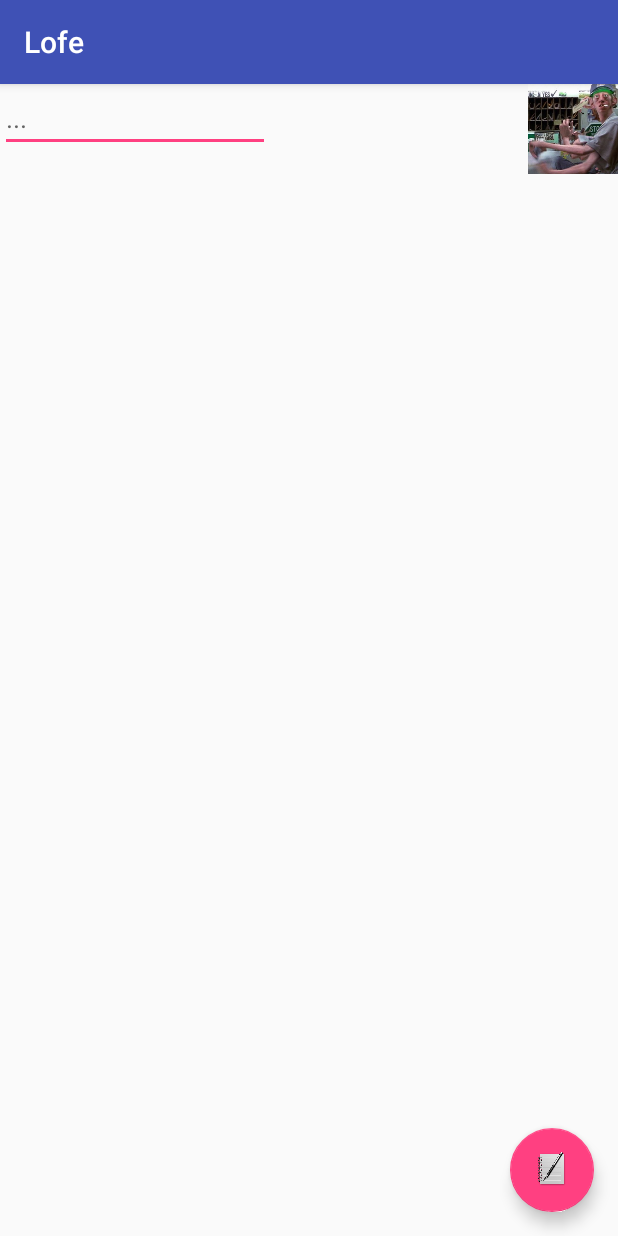
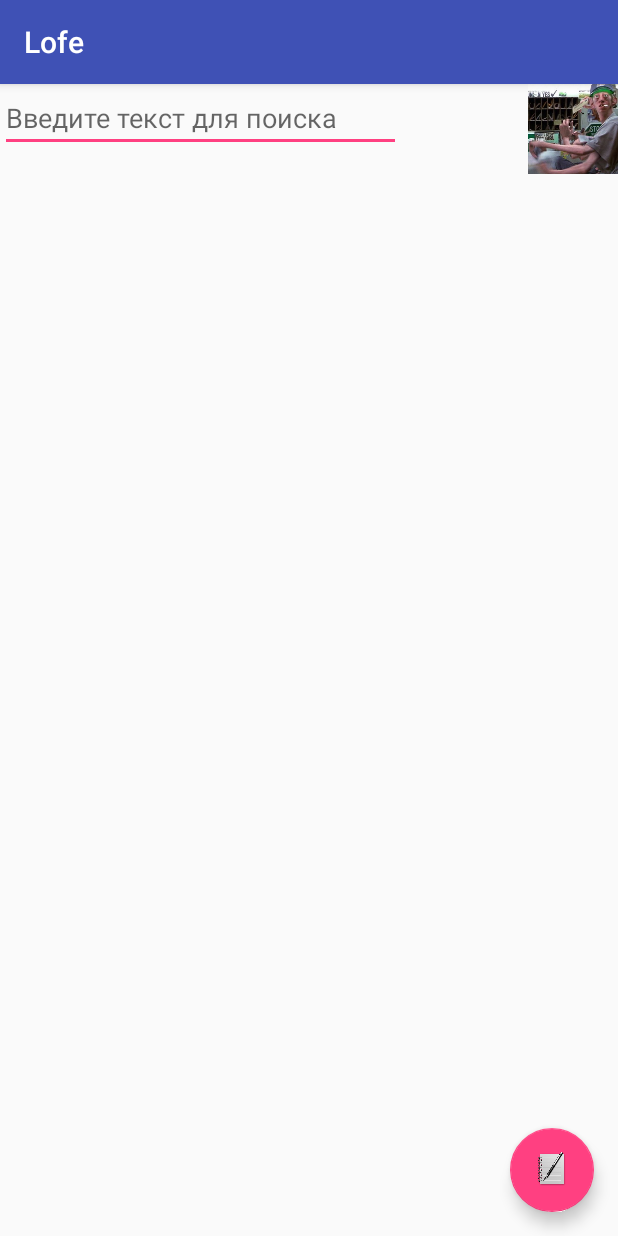
Before and after one commit to VovaShumel/Lofe, an Android app: the screen it shows after launch (MainActivity), on a phone screen of 412 x 824 dp. Run offline under Robolectric (Android 15) with nearby library versions, the phone set to English and light mode, and no system bars; libraries missing offline, so code that uses them is left out: fi.iki.elonen; 2 statements that could not run were skipped.

Commit message:
Начала работать сортировка наличию в записи определённой подстроки, состоящей более, чем из 2 символов

```diff
--- a/app/src/main/java/com/livejournal/lofe/lofe/MainActivity.java
+++ b/app/src/main/java/com/livejournal/lofe/lofe/MainActivity.java
@@ -19,6 +19,7 @@ import android.widget.AutoCompleteTextView;
 import android.widget.ImageButton;
 import android.widget.ListView;
 import android.widget.SimpleCursorAdapter;
+import android.widget.TextView;
 import android.widget.Toast;
 
 import androidx.appcompat.app.AppCompatActivity;
@@ -46,15 +47,15 @@ public class MainActivity extends AppCompatActivity implements View.OnClickListe
     SimpleCursorAdapter scAdapter;
     ImageButton ibFilter;
     Parcelable state;
-    AutoCompleteTextView tvSearch;
+    TextView tvSearch;
     HTTPD httpd;
 
     public void RedrawItemsList(Cursor cursor) {
         scAdapter.swapCursor(cursor);
         if(state != null) {
             lvData.onRestoreInstanceState(state);
-            InputMethodManager imm = (InputMethodManager) getSystemService(Context.INPUT_METHOD_SERVICE);
-            imm.hideSoftInputFromWindow(tvSearch.getWindowToken(), 0);
+            //InputMethodManager imm = (InputMethodManager) getSystemService(Context.INPUT_METHOD_SERVICE);
+            //imm.hideSoftInputFromWindow(tvSearch.getWindowToken(), 0);
         }
     }
 
@@ -69,13 +70,13 @@ public class MainActivity extends AppCompatActivity implements View.OnClickListe
         ibFilter = findViewById(R.id.imgFilter);
         ibFilter.setOnClickListener(this);
 
-        tvSearch = findViewById(R.id.autoCompleteTextView);
+        tvSearch = findViewById(R.id.TV_AM_Find);
         tvSearch.addTextChangedListener(new TextWatcher(){
             @Override
             public void afterTextChanged(Editable s) {
                 String str = s.toString();
                 if (str.length() >= 3)
-                    db.GetWithSubstr(str);
+                    RedrawItemsList(db.GetWithSubstr(str));
             }
 
             @Override
--- a/app/src/main/res/layout/activity_main.xml
+++ b/app/src/main/res/layout/activity_main.xml
@@ -17,15 +17,16 @@
             android:layout_width="match_parent"
             android:layout_height="wrap_content">
 
-            <AutoCompleteTextView
-                android:id="@+id/autoCompleteTextView"
-                android:layout_width="180dp"
+            <EditText
+                android:id="@+id/TV_AM_Find"
+                android:layout_width="267dp"
                 android:layout_height="wrap_content"
+                android:layout_alignParentStart="true"
                 android:layout_alignParentLeft="true"
-                android:layout_alignParentStart="true"
                 android:layout_alignParentTop="true"
-                android:text=""
-                android:hint="..."/>
+                android:hint="@string/txtInputTextToFind"
+                android:inputType="text"
+                android:text="" />
 
             <ImageButton
                 android:layout_width="60dp"
--- a/app/src/main/res/values/strings.xml
+++ b/app/src/main/res/values/strings.xml
@@ -34,6 +34,9 @@
     <string name="txtIgnore">Не учитывать</string>
 
     <string name="txtPriority">Важность</string>
+    <string name="txtInputTextToFind">Введите текст для поиска</string>
+
+    <string name="txtMenuSettings">Настройки</string>
 
     <string name="btnName_test">Уведом</string>
 
--- a/build.gradle
+++ b/build.gradle
@@ -10,7 +10,7 @@ buildscript {
         google()
     }
     dependencies {
-        classpath 'com.android.tools.build:gradle:3.5.1'
+        classpath 'com.android.tools.build:gradle:3.5.2'
 
         // NOTE: Do not place your application dependencies here; they belong
         // in the individual module build.gradle files
```
Also changed, not shown: app/src/main/java/com/livejournal/lofe/lofe/DB.java (+13 -9 lines), app/src/main/res/menu/main_menu.xml (added, +7 -0 lines).
